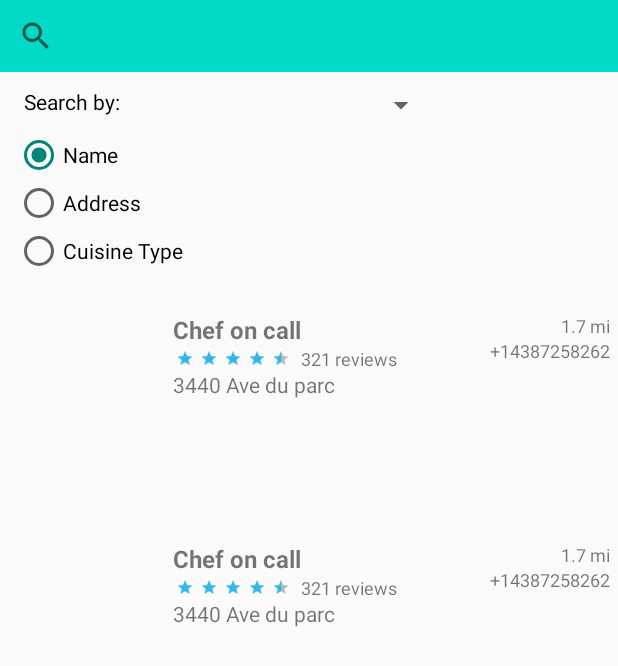
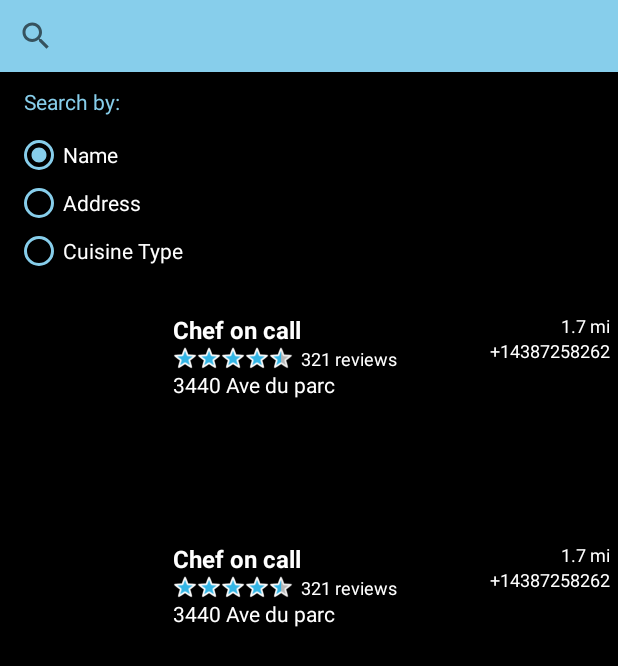
Before and after one commit to DineshNanda13/TheFoodieZone, an Android app: the layout fragment_restaurant.xml on its own in the app's theme, with its tools: preview values and no code run, on a phone screen of 412 x 824 dp. Shown: the top 666 px of the screen. Run offline under Robolectric (Android 15) with nearby library versions, the phone set to English and light mode, and no system bars.

Commit message:
Added colors to the app along with new app icon

```diff
--- a/app/build.gradle
+++ b/app/build.gradle
@@ -57,6 +57,8 @@ android {
 
 dependencies {
     implementation 'androidx.appcompat:appcompat:1.6.1'
+    implementation 'com.google.android.material:material:1.5.0'
+    implementation 'androidx.constraintlayout:constraintlayout:2.1.4'
     def retrofit_version = "2.8.1"
     def nav_version = "2.5.3"
 
--- a/app/src/main/res/layout/food_catagory_item_view.xml
+++ b/app/src/main/res/layout/food_catagory_item_view.xml
@@ -10,6 +10,7 @@
         android:layout_width="wrap_content"
         android:layout_height="wrap_content"
         android:textSize="14sp"
+        android:textColor="@color/list_text"
         app:layout_constraintBottom_toBottomOf="parent"
         app:layout_constraintStart_toStartOf="parent"
         app:layout_constraintTop_toTopOf="parent"
--- a/app/src/main/res/layout/fragment_restaurant.xml
+++ b/app/src/main/res/layout/fragment_restaurant.xml
@@ -3,6 +3,7 @@
     xmlns:tools="http://schemas.android.com/tools"
     android:layout_width="match_parent"
     android:layout_height="match_parent"
+    android:background="@color/layout_background"
     xmlns:app="http://schemas.android.com/apk/res-auto"
     tools:context=".RestaurantFragment">
 
@@ -10,16 +11,18 @@
         android:id="@+id/progressBar"
         android:layout_width="match_parent"
         android:layout_height="match_parent"
+        android:indeterminateTint="@color/search_background"
         android:visibility="gone"/>
 
     <SearchView
         android:id="@+id/svRestaurant"
         android:layout_width="match_parent"
         android:layout_height="wrap_content"
+        app:queryHint="@string/query_hint"
         app:layout_constraintStart_toStartOf="parent"
         app:layout_constraintTop_toTopOf="parent"
         app:layout_constraintEnd_toEndOf="parent"
-        android:background="@color/teal_200"/>
+        android:background="@color/search_background"/>
 
     <TextView
         android:layout_width="0dp"
@@ -30,9 +33,9 @@
         app:layout_constraintStart_toStartOf="parent"
         app:layout_constraintEnd_toStartOf="@id/spinnerSort"
         android:layout_marginStart="16dp"
-        android:textColor="@color/black"
+        android:textColor="@color/search_background"
         android:layout_marginTop="10dp"
-        android:text="@string/search_by"/>
+        android:text="@string/search_by" />
 
     <RadioGroup
         android:layout_width="0dp"
@@ -47,6 +50,8 @@
             android:layout_width="wrap_content"
             android:layout_height="wrap_content"
             android:text="@string/name"
+            android:textColor="@color/list_text"
+            android:buttonTint="@color/search_background"
             android:checked="true"
             android:textSize="14sp"/>
         <RadioButton
@@ -54,12 +59,16 @@
             android:layout_width="wrap_content"
             android:layout_height="wrap_content"
             android:text="@string/address"
+            android:textColor="@color/list_text"
+            android:buttonTint="@color/search_background"
             android:textSize="14sp"/>
         <RadioButton
             android:id="@+id/radioButtonCuisineType"
             android:layout_width="wrap_content"
             android:layout_height="wrap_content"
             android:text="@string/cuisine_type"
+            android:buttonTint="@color/search_background"
+            android:textColor="@color/list_text"
             android:textSize="14sp"/>
     </RadioGroup>
 
@@ -68,10 +77,11 @@
         android:layout_width="wrap_content"
         android:spinnerMode="dialog"
         android:layout_marginTop="10dp"
+        android:background="@color/search_background"
         app:layout_constraintEnd_toEndOf="parent"
         app:layout_constraintStart_toEndOf="@id/radioGroupSearch"
         app:layout_constraintTop_toBottomOf="@id/svRestaurant"
-        android:layout_height="wrap_content" />
+        android:layout_height="wrap_content"  />
 
     <androidx.recyclerview.widget.RecyclerView
         android:id="@+id/rvRestaurant"
--- a/app/src/main/res/layout/restaurant_list_item.xml
+++ b/app/src/main/res/layout/restaurant_list_item.xml
@@ -26,6 +26,7 @@
         android:text="@string/chef_on_call"
         android:textSize="16sp"
         android:textStyle="bold"
+        android:textColor="@color/list_text"
         android:layout_marginHorizontal="10dp"
         app:layout_constraintBottom_toBottomOf="parent"
         app:layout_constraintEnd_toStartOf="@id/tvDistance"
@@ -51,6 +52,7 @@
         android:layout_height="wrap_content"
         android:text="@string/_321_reviews"
         android:textSize="12sp"
+        android:textColor="@color/list_text"
         android:layout_marginHorizontal="5dp"
         app:layout_constraintBottom_toBottomOf="@id/ratingBar"
         app:layout_constraintEnd_toStartOf="@id/tvPhone"
@@ -62,6 +64,7 @@
         android:layout_width="wrap_content"
         android:layout_height="wrap_content"
         android:text="@string/_3440_ave_du_parc"
+        android:textColor="@color/list_text"
         app:layout_constraintStart_toStartOf="@id/tvName"
         app:layout_constraintTop_toBottomOf="@+id/ratingBar" />
 
@@ -84,6 +87,7 @@
         android:layout_height="wrap_content"
         android:text="@string/_1_7_mi"
         android:textSize="12sp"
+        android:textColor="@color/list_text"
         app:layout_constraintEnd_toEndOf="parent"
         app:layout_constraintStart_toEndOf="@+id/tvName"
         app:layout_constraintTop_toTopOf="parent" />
@@ -94,6 +98,7 @@
         android:layout_height="wrap_content"
         android:text="@string/_14387258262"
         android:textSize="12sp"
+        android:textColor="@color/list_text"
         app:layout_constraintEnd_toEndOf="parent"
         app:layout_constraintStart_toEndOf="@+id/tv_review_count"
         app:layout_constraintTop_toBottomOf="@+id/tvDistance" />
--- a/app/src/main/res/mipmap-anydpi-v26/ic_launcher.xml
+++ /dev/null
@@ -1,6 +0,0 @@
-<?xml version="1.0" encoding="utf-8"?>
-<adaptive-icon xmlns:android="http://schemas.android.com/apk/res/android">
-    <background android:drawable="@drawable/ic_launcher_background" />
-    <foreground android:drawable="@drawable/ic_launcher_foreground" />
-    <monochrome android:drawable="@drawable/ic_launcher_foreground" />
-</adaptive-icon>
--- a/app/src/main/res/mipmap-anydpi-v26/ic_launcher_round.xml
+++ /dev/null
@@ -1,6 +0,0 @@
-<?xml version="1.0" encoding="utf-8"?>
-<adaptive-icon xmlns:android="http://schemas.android.com/apk/res/android">
-    <background android:drawable="@drawable/ic_launcher_background" />
-    <foreground android:drawable="@drawable/ic_launcher_foreground" />
-    <monochrome android:drawable="@drawable/ic_launcher_foreground" />
-</adaptive-icon>
--- a/app/src/main/res/values/colors.xml
+++ b/app/src/main/res/values/colors.xml
@@ -7,4 +7,9 @@
     <color name="teal_700">#FF018786</color>
     <color name="black">#FF000000</color>
     <color name="white">#FFFFFFFF</color>
+
+    <color name="list_text">#FFFFFFFF</color>
+    <color name="layout_background">#000000</color>
+    <color name="search_background">#87CEEB</color>
+
 </resources>
--- a/app/src/main/res/values/strings.xml
+++ b/app/src/main/res/values/strings.xml
@@ -1,5 +1,5 @@
 <resources>
-    <string name="app_name">TheFoodieZone</string>
+    <string name="app_name">Foodie Zone</string>
     <!-- TODO: Remove or change this placeholder text -->
     <string name="hello_blank_fragment">Hello blank fragment</string>
     <string name="name">Name</string>
@@ -11,4 +11,5 @@
     <string name="_3440_ave_du_parc">3440 Ave du parc</string>
     <string name="_1_7_mi">1.7 mi</string>
     <string name="_14387258262">+14387258262</string>
+    <string name="query_hint">Search your nearby places</string>
 </resources>
```
Also changed, not shown: app/src/main/AndroidManifest.xml (+7 -6 lines), app/src/main/res/mipmap-hdpi/ic_launcher.webp (deleted), app/src/main/res/mipmap-hdpi/ic_launcher_round.webp (deleted), app/src/main/res/mipmap-mdpi/ic_launcher.webp (deleted), app/src/main/res/mipmap-mdpi/ic_launcher_round.webp (deleted), app/src/main/res/mipmap-xhdpi/ic_launcher.webp (deleted), app/src/main/res/mipmap-xhdpi/ic_launcher_round.webp (deleted), app/src/main/res/mipmap-xxhdpi/ic_launcher.webp (deleted), app/src/main/res/mipmap-xxhdpi/ic_launcher_round.webp (deleted), app/src/main/res/mipmap-xxxhdpi/ic_launcher.webp (deleted), app/src/main/res/mipmap-xxxhdpi/ic_launcher_round.webp (deleted).
